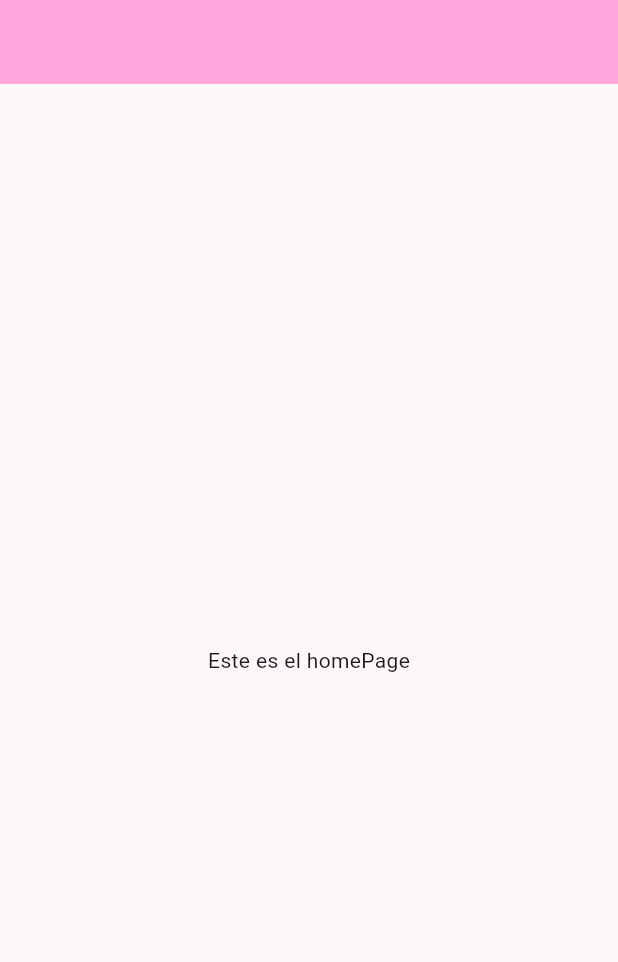
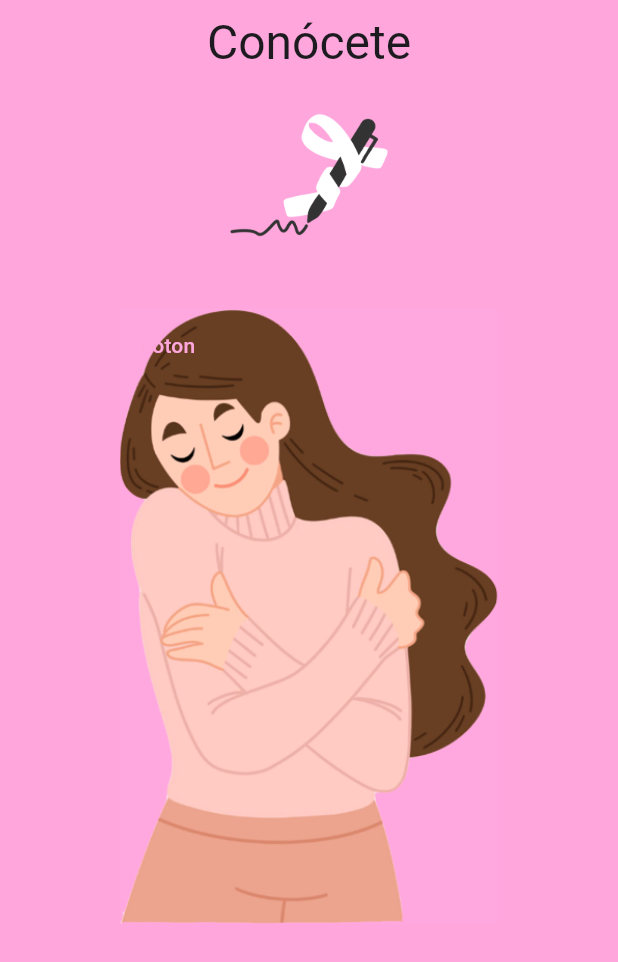
Before and after one commit to Carlos19men/App_movile_conocete, a Flutter app: the screen it shows after launch, on a phone screen of 412 x 824 dp. Shown: the top 962 px of the screen. Run offline on Flutter 3.47's test engine with Material 3 defaults, Android fonts, the phone set to English and light mode, and no system bars; our stand-ins replace google_fonts.

Commit message:
Onboarding

```diff
--- a/conocete/lib/main.dart
+++ b/conocete/lib/main.dart
@@ -1,5 +1,6 @@
-import 'package:conocete/ui/pages/home/Home.dart';
+import 'package:conocete/ui/pages/Onborading/Onboarding.dart';
 import 'package:flutter/material.dart';
+import 'package:google_fonts/google_fonts.dart';
 
 void main() {
   runApp(const MyApp());
@@ -13,20 +14,24 @@ class MyApp extends StatelessWidget {
   @override
   Widget build(BuildContext context) {
 
-    var rosaFuerte = ColorScheme.fromSeed(seedColor: const Color.fromARGB(255, 255, 167, 221)) ;
-    var rosaClaro = ColorScheme.fromSeed(seedColor: const Color.fromARGB(255, 255, 230, 246));
-    var grisOscuro = ColorScheme.fromSeed(seedColor: const Color.fromARGB(255, 46, 46, 46));
+    var rosaFuerte = const Color.fromARGB(255, 255, 167, 221) ;
+    var rosaClaro = const Color.fromARGB(255, 255, 230, 246);
+    var grisOscuro = const Color.fromARGB(255, 46, 46, 46);
+    var rosaError = const Color.fromARGB(255, 255, 150, 210);
 
-
+    var altura = MediaQuery.of(context).size.height;
+    var anchura = MediaQuery.of(context).size.width;
 
     return MaterialApp(
       title: 'Flutter Demo',
       debugShowCheckedModeBanner: false,
       theme: ThemeData(
-        colorScheme: rosaFuerte,
+        colorScheme: ColorScheme(brightness:  Brightness.light, primary: rosaFuerte, onPrimary: grisOscuro, secondary: rosaClaro, onSecondary: grisOscuro, error: rosaError, onError: grisOscuro, surface: const Color(0xffffffff), onSurface: grisOscuro),
         useMaterial3: true,
+        textTheme: GoogleFonts.chauPhilomeneOneTextTheme(),
+
       ),
-      home: const Home(),
+      home: const Onboarding(),
     );
   }
 }
@@ -48,7 +53,7 @@ class _MyHomePageState extends State<MyHomePage> {
           backgroundColor: Theme.of(context).colorScheme.inversePrimary,
           title: Text(widget.title),
         ),
-        body: Text(
+        body: const Text(
             'Texto') // This trailing comma makes auto-formatting nicer for build methods.
         );
   }
--- /dev/null
+++ b/conocete/lib/ui/pages/Onborading/Onboarding.dart
@@ -0,0 +1,45 @@
+import 'package:flutter/material.dart';
+
+import '../home/Home.dart';
+
+class Onboarding extends StatelessWidget {
+  const Onboarding({super.key});
+
+  @override
+  Widget build(BuildContext context) {
+    // TODO: implement build
+
+    return Scaffold(
+      appBar: AppBar(
+        backgroundColor: Theme.of(context).colorScheme.primary,
+        title: const Center(
+          child: Text("Conócete"),
+        ),
+        titleTextStyle: Theme.of(context).textTheme.headlineLarge,
+      ),
+      body: Column(children: [
+        const Center(
+          child: Image(image: AssetImage('assets/logo_app.png'), height: 150),
+        ),
+        Stack(children: [
+          const SizedBox(
+            height: 410,
+            child: Image(
+              image: AssetImage('assets/chica_onboard.png'),
+            ),
+          ),
+          SizedBox(
+            child: TextButton(
+                onPressed: () {
+                  Navigator.of(context).push(
+                    MaterialPageRoute(builder: (context) => const Home()),
+                  );
+                },
+                child: const Text('boton')),
+          ),
+        ]),
+      ]),
+      backgroundColor: Theme.of(context).primaryColor,
+    );
+  }
+}
--- a/conocete/lib/ui/pages/home/Home.dart
+++ b/conocete/lib/ui/pages/home/Home.dart
@@ -8,7 +8,7 @@ class Home extends StatelessWidget {
     // TODO: implement build
     return Scaffold(
       appBar: AppBar(
-        backgroundColor: const Color.fromARGB(255, 255, 167, 221),
+        backgroundColor: Theme.of(context).colorScheme.primary,
       ),
       body: const Center(
         child: Text('Este es el homePage'),
```
Also changed, not shown: conocete/pubspec.yaml (+7 -0 lines), conocete/assets/chica_onboard.png (added), conocete/assets/logo_app.png (added), conocete/pubspec.lock, 1 other file.
